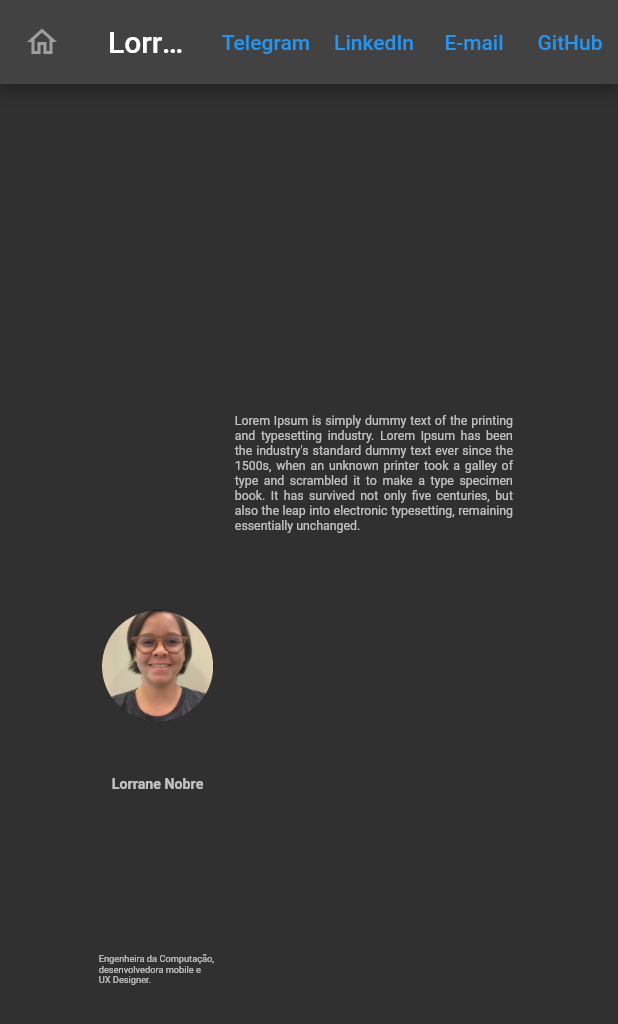
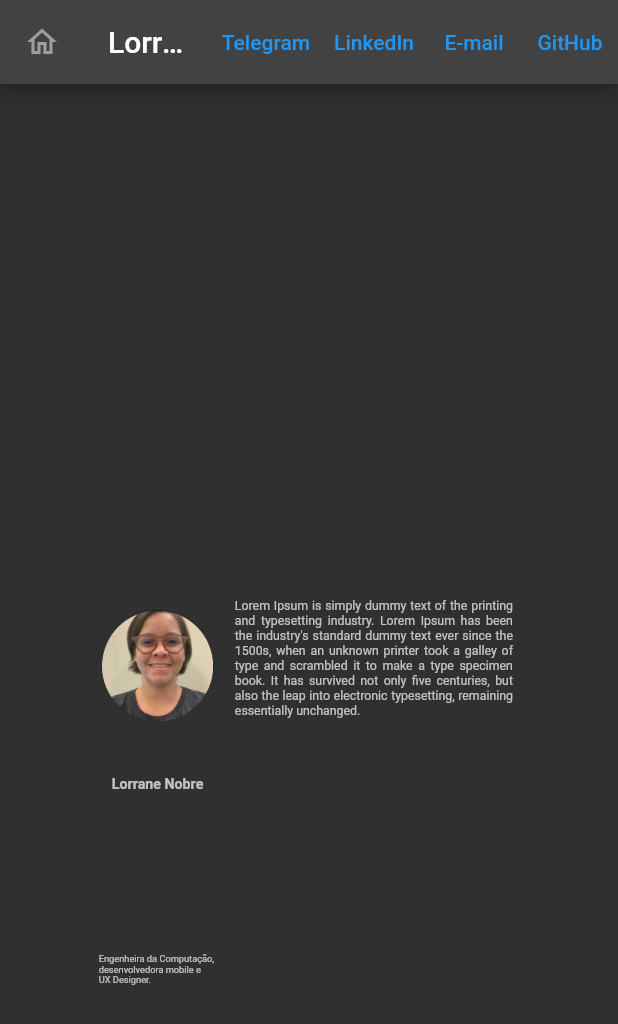
Before and after one commit to LoNobre/portifolio_web, a Flutter app: the screen it shows after launch, on a phone screen of 412 x 824 dp. Shown: the top 1024 px of the screen. Run offline on Flutter 3.47's test engine with Material 2 defaults, Android fonts, the light colour scheme and no system bars; our stand-ins replace go_router.

Commit message:
Ajuste de proporcao do texto na tela Home

```diff
--- a/lib/pages/home.dart
+++ b/lib/pages/home.dart
@@ -66,7 +66,10 @@ class _HomeState extends State<Home> {
                   mainAxisAlignment: MainAxisAlignment.spaceAround,
                   crossAxisAlignment: CrossAxisAlignment.center,
                   children: [
-                    Center(
+                    if (MediaQuery.of(context).size.width < 1000)
+                      Expanded(flex: 3, child: Container()),
+                      Expanded(flex: 4, child: Container(
+                        child: Center(
                           child: SizedBox(
                             height: size.height * 0.4,
                             width: size.width * 0.45,
@@ -75,6 +78,8 @@ class _HomeState extends State<Home> {
                               style: TextStyle(
                                 color: Colors.white70,
                                 fontSize: size.width * 0.02,
+                              ),
+                            ),
                           ),
                         ),
                       ),
```
Lines whose indentation alone changed are shown as unchanged.
